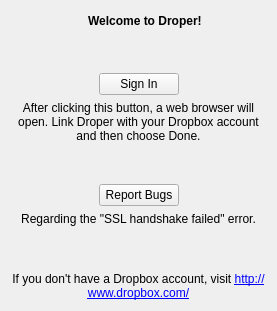
First picture: the form in signinpage.ui, repository lawand/droper, before the edit.
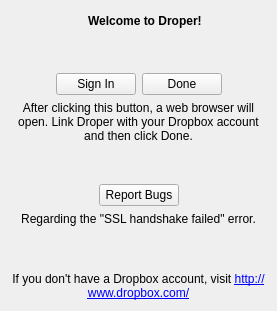
Second picture: the form after the edit. Icons and pictures are not drawn.

Commit message: moved the done action to a button next to the sign in button

Patch:
```diff
--- a/signinpage.ui
+++ b/signinpage.ui
@@ -123,6 +123,13 @@
        </property>
       </widget>
      </item>
+     <item>
+      <widget class="QPushButton" name="donePushButton">
+       <property name="text">
+        <string>Done</string>
+       </property>
+      </widget>
+     </item>
      <item>
       <spacer name="horizontalSpacer_4">
        <property name="orientation">
@@ -144,7 +151,7 @@
       <enum>Qt::NoContextMenu</enum>
      </property>
      <property name="text">
-      <string>After clicking this button, a web browser will open. Link Droper with your Dropbox account and then choose Done.</string>
+      <string>After clicking this button, a web browser will open. Link Droper with your Dropbox account and then click Done.</string>
      </property>
      <property name="alignment">
       <set>Qt::AlignCenter</set>
```
Left out of the diff: 5 changed lines with no effect on the pictures. The commit also changes 2 other files.
